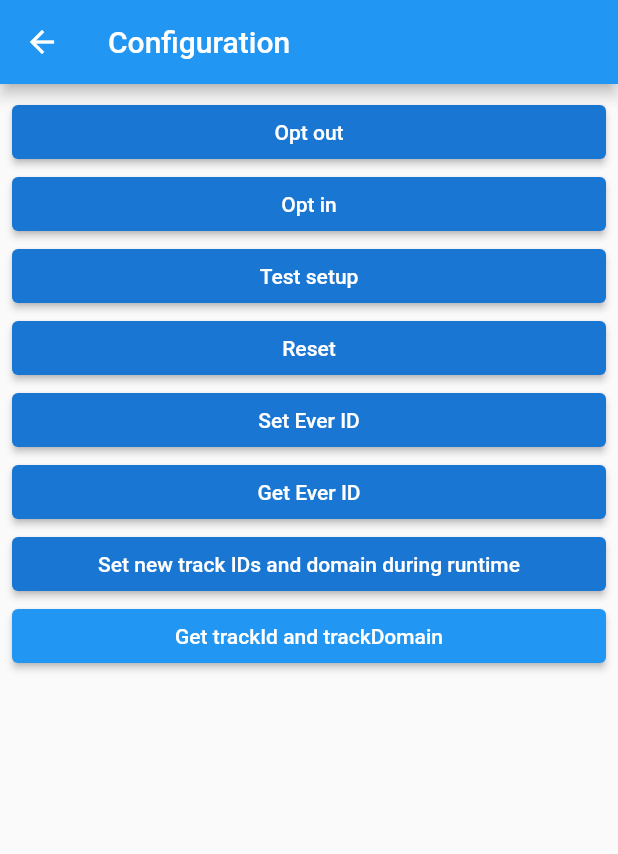
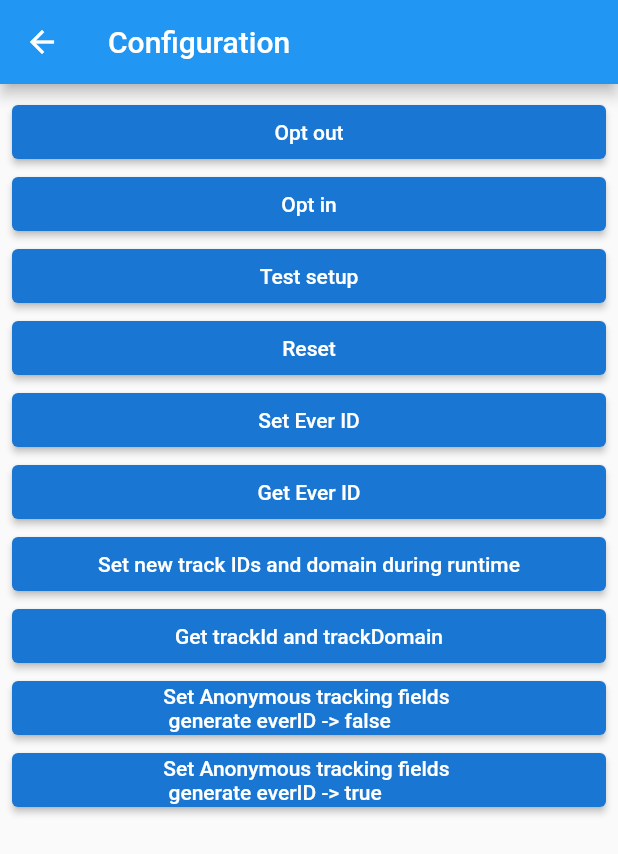
Before and after one commit to mapp-digital/Mapp-Intelligence-Flutter-Tracking, a Flutter app: the screen it shows after launch, after a tap on "Configuration", on a phone screen of 412 x 824 dp. Shown: the top 854 px of the screen. Run offline on Flutter 3.47's test engine with Material 2 defaults, Android fonts, the phone set to English and light mode, and no system bars; our stand-ins replace chewie, video_player; missing offline and left inert: dart:ffi.

Commit message:
add two button for anonymous tracking

```diff
--- a/example/lib/Details.dart
+++ b/example/lib/Details.dart
@@ -1,3 +1,5 @@
+import 'dart:ffi';
+
 import 'package:flutter/material.dart';
 import 'package:plugin_mappintelligence/plugin_mappintelligence.dart';
 import 'package:plugin_mappintelligence/object_tracking_classes.dart';
@@ -104,7 +106,26 @@ class DetailsView extends StatelessWidget {
               });
         }
       },
-        child: Text("Get trackId and trackDomain")));
+      child: Text("Get trackId and trackDomain"),
+      style:
+          ElevatedButton.styleFrom(primary: Theme.of(context).primaryColorDark),
+    ));
+    buttons.add(ElevatedButton(
+      onPressed: () async {
+        PluginMappintelligence.setAnonymousTracking(true, Set(), false);
+      },
+      child: Text("Set Anonymous tracking fields \n generate everID -> false"),
+      style:
+          ElevatedButton.styleFrom(primary: Theme.of(context).primaryColorDark),
+    ));
+    buttons.add(ElevatedButton(
+      onPressed: () async {
+        PluginMappintelligence.setAnonymousTracking(false, Set(), true);
+      },
+      child: Text("Set Anonymous tracking fields \n generate everID -> true"),
+      style:
+          ElevatedButton.styleFrom(primary: Theme.of(context).primaryColorDark),
+    ));
     return buttons;
   }
 
```
Lines whose indentation alone changed are shown as unchanged.
